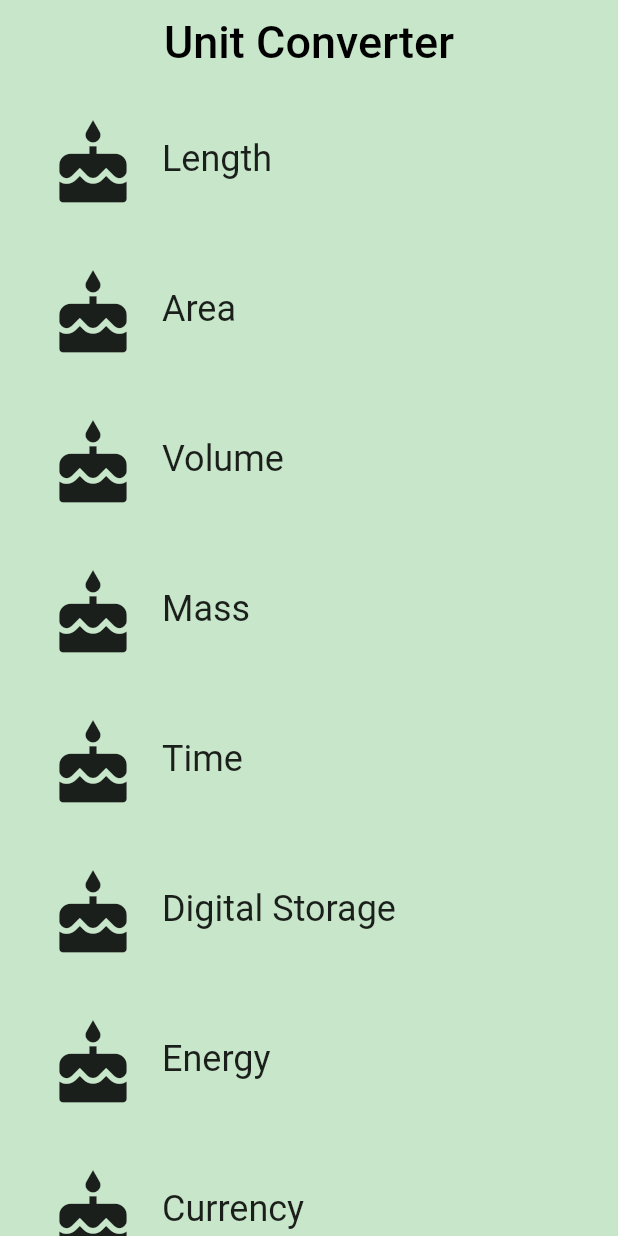
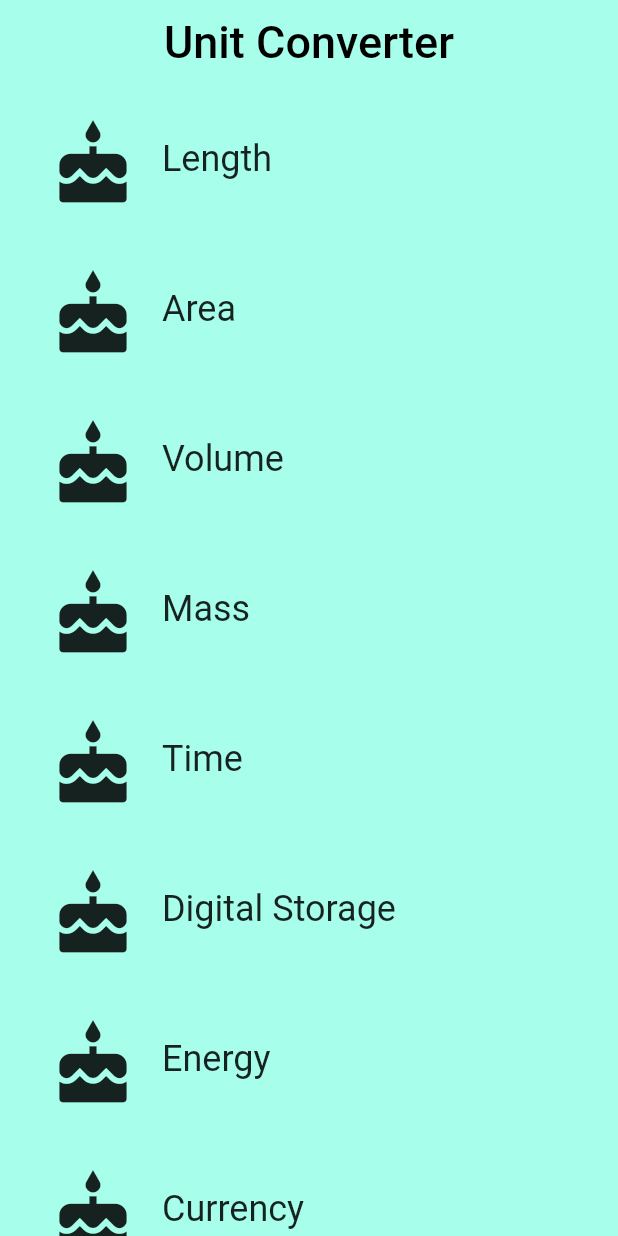
Before and after one commit to jmdibble/tutorial-app, a Flutter app: the screen it shows after launch, on a phone screen of 412 x 824 dp. Run offline on Flutter 3.47's test engine with Material 2 defaults, Android fonts, the phone set to English and light mode, and no system bars.

```diff
--- a/lib/category_route.dart
+++ b/lib/category_route.dart
@@ -2,7 +2,7 @@ import 'package:flutter/material.dart';
 
 import 'category.dart';
 
-final _backgroundColor = Colors.green[100];
+final _backgroundColor = Colors.tealAccent[100];
 
 /// Category Route (screen).
 ///
```
